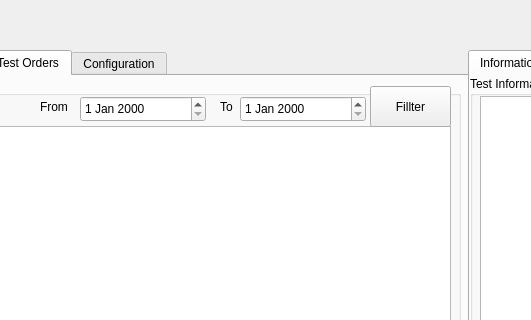
tuyenubuntu/eft_testing_tool, file UI/general.ui: the form before one commit; both pictures show x 262 to 793 and y 0 to 320 of the 956 by 616 pixel window.
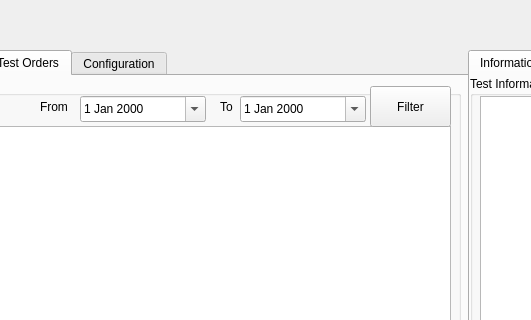
The form after the commit. The open tabs and pages were chosen to show the change. Icons and pictures are not drawn.

What changed in the file:
```diff
--- a/UI/general.ui
+++ b/UI/general.ui
@@ -1487,6 +1487,9 @@
          <height>26</height>
         </rect>
        </property>
+       <property name="calendarPopup">
+        <bool>true</bool>
+       </property>
       </widget>
       <widget class="QDateEdit" name="date_to">
        <property name="geometry">
@@ -1497,6 +1500,9 @@
          <height>26</height>
         </rect>
        </property>
+       <property name="calendarPopup">
+        <bool>true</bool>
+       </property>
       </widget>
       <widget class="QLabel" name="label_16">
        <property name="geometry">
@@ -1534,7 +1540,7 @@
         </rect>
        </property>
        <property name="text">
-        <string>Fillter</string>
+        <string>Filter</string>
        </property>
       </widget>
      </widget>
```
Left out of the diff: 4 changed lines with no effect on the pictures.
